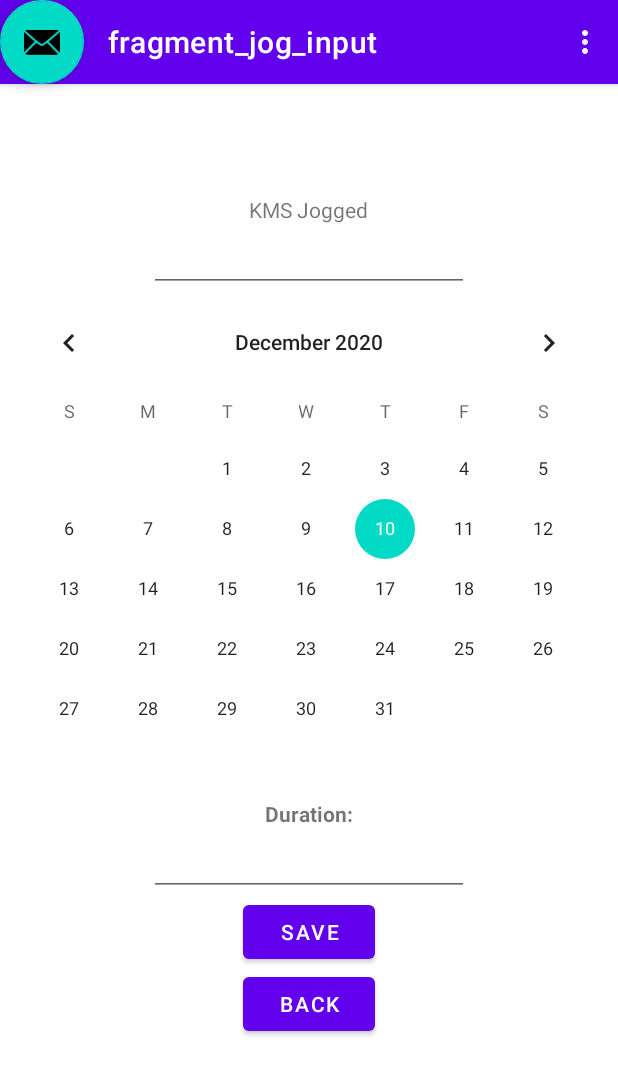
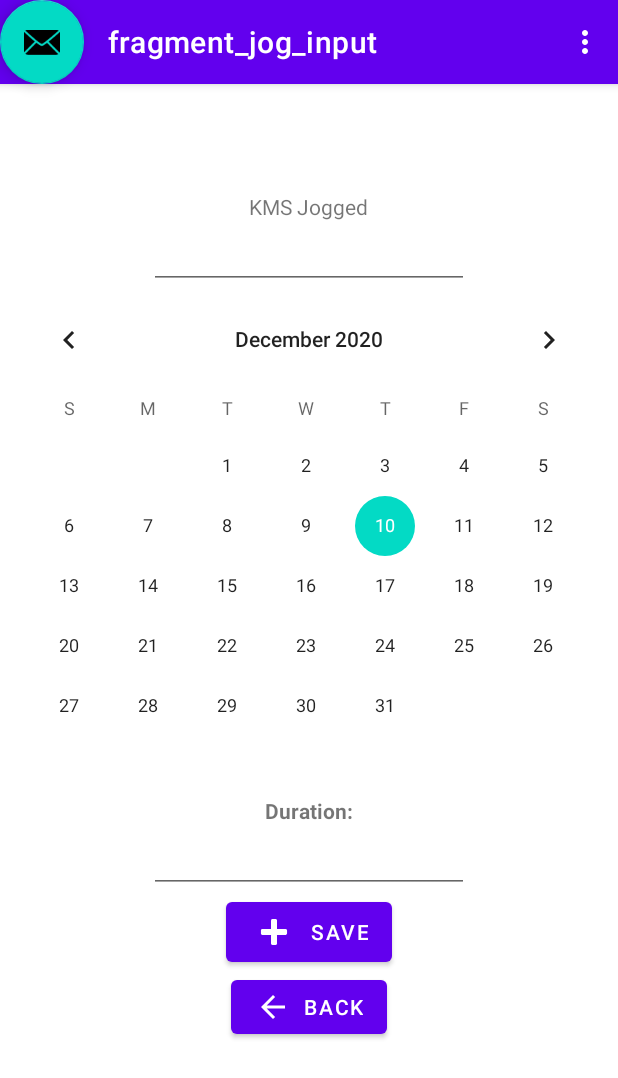
Before and after one commit to wrimicha/WorkoutPal, an Android app: the JogInputFragment screen opened through its navigation route, on a phone screen of 412 x 824 dp. Shown: the top 1078 px of the screen. Run offline under Robolectric (Android 15) with nearby library versions, the phone set to English and light mode, and no system bars; our stand-ins replace data binding, navigation-ui.

Commit message:
Added icons to buttons

```diff
--- a/app/src/main/res/layout/fragment_jog_input.xml
+++ b/app/src/main/res/layout/fragment_jog_input.xml
@@ -1,5 +1,6 @@
 <?xml version="1.0" encoding="utf-8"?>
 <layout xmlns:android="http://schemas.android.com/apk/res/android"
+    xmlns:app="http://schemas.android.com/apk/res-auto"
     xmlns:tools="http://schemas.android.com/tools">
 
 
@@ -46,13 +47,15 @@
             android:id="@+id/saveJog"
             android:layout_width="wrap_content"
             android:layout_height="wrap_content"
-            android:text="@string/save" />
+            android:text="@string/save"
+            app:icon="@android:drawable/ic_input_add" />
 
         <Button
             android:id="@+id/backIn"
             android:layout_width="wrap_content"
             android:layout_height="wrap_content"
-            android:text="Back" />
+            android:text="Back"
+            app:icon="@drawable/abc_vector_test" />
 
     </LinearLayout>
 </layout>
--- a/app/src/main/res/layout/fragment_jog_output.xml
+++ b/app/src/main/res/layout/fragment_jog_output.xml
@@ -1,5 +1,6 @@
 <?xml version="1.0" encoding="utf-8"?>
 <layout xmlns:android="http://schemas.android.com/apk/res/android"
+    xmlns:app="http://schemas.android.com/apk/res-auto"
     xmlns:tools="http://schemas.android.com/tools">
 
     <data>
@@ -54,6 +55,7 @@
             android:id="@+id/backOut"
             android:layout_width="wrap_content"
             android:layout_height="wrap_content"
-            android:text="Back" />
+            android:text="Back"
+            app:icon="@drawable/abc_vector_test" />
     </LinearLayout>
 </layout>
```
